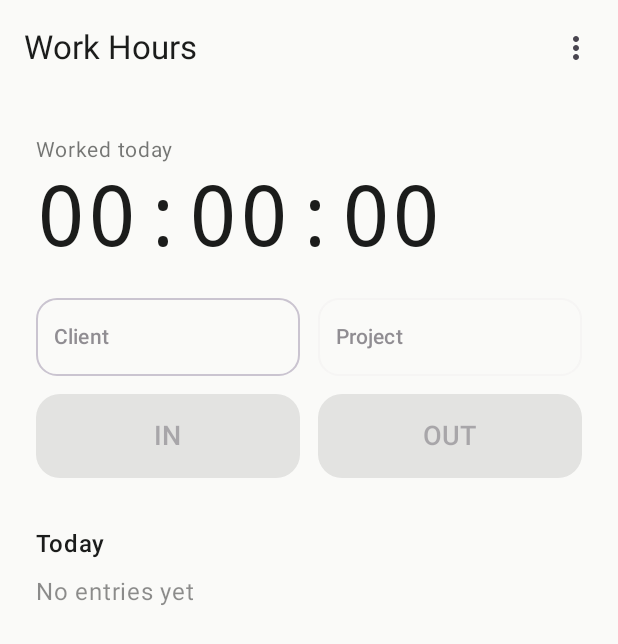
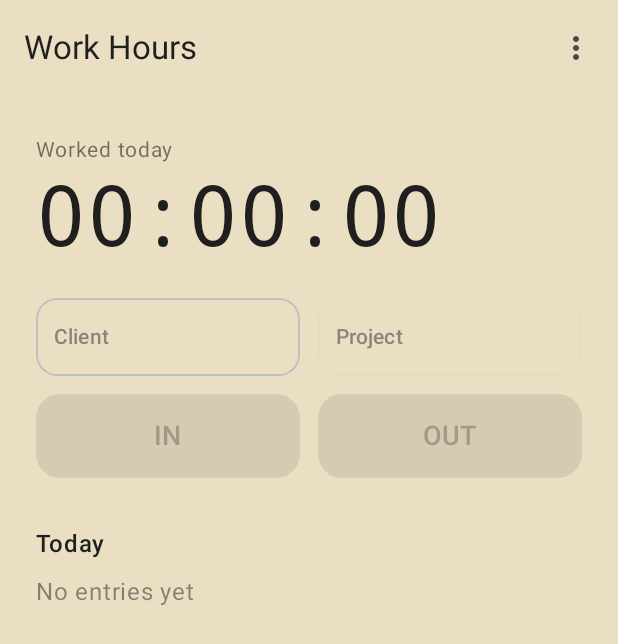
Before and after one commit to mircopergreffi/worktracker, an Android app built with Jetpack Compose: the screen it shows after launch (MainActivity), on a phone screen of 412 x 824 dp. Shown: the top 644 px of the screen. Run offline under Robolectric (Android 15) with nearby library versions, the phone set to English and light mode, and no system bars; our stand-ins replace Room's generated code.

Commit message:
New light and dark themes

```diff
--- a/app/src/main/java/com/example/workhours/MainActivity.kt
+++ b/app/src/main/java/com/example/workhours/MainActivity.kt
@@ -5,11 +5,13 @@ import androidx.activity.ComponentActivity
 import androidx.activity.compose.setContent
 import androidx.activity.enableEdgeToEdge
 import androidx.activity.viewModels
-import androidx.compose.foundation.isSystemInDarkTheme
+import androidx.compose.runtime.SideEffect
 import androidx.compose.runtime.getValue
+import androidx.compose.ui.platform.LocalView
+import androidx.core.view.WindowCompat
 import androidx.lifecycle.compose.collectAsStateWithLifecycle
+import com.example.workhours.ui.AppRoot
 import com.example.workhours.ui.AppTheme
-import com.example.workhours.ui.AppRoot
 
 class MainActivity : ComponentActivity() {
     private val vm: MainViewModel by viewModels()
@@ -18,8 +20,16 @@ class MainActivity : ComponentActivity() {
         super.onCreate(savedInstanceState)
         enableEdgeToEdge()
         setContent {
-            val dark by vm.dark.collectAsStateWithLifecycle()
-            val isDark = dark ?: isSystemInDarkTheme()
+            val isDark by vm.dark.collectAsStateWithLifecycle()
+
+            // The theme is chosen in the app, not by the system: keep status / navigation bar icons readable.
+            val view = LocalView.current
+            SideEffect {
+                val controller = WindowCompat.getInsetsController(window, view)
+                controller.isAppearanceLightStatusBars = !isDark
+                controller.isAppearanceLightNavigationBars = !isDark
+            }
+
             AppTheme(isDark) { AppRoot(vm, isDark) }
         }
     }
--- a/app/src/main/java/com/example/workhours/MainViewModel.kt
+++ b/app/src/main/java/com/example/workhours/MainViewModel.kt
@@ -46,9 +46,9 @@ class MainViewModel(app: Application) : AndroidViewModel(app) {
     private val timeFmt = DateTimeFormatter.ofPattern("HH:mm:ss")
 
     // ---------- theme ----------
-    // null = follow system until the user picks something
-    private val _dark = MutableStateFlow(if (prefs.contains("dark")) prefs.getBoolean("dark", false) else null)
-    val dark: StateFlow<Boolean?> = _dark
+    // The light theme is the default.
+    private val _dark = MutableStateFlow(prefs.getBoolean("dark", false))
+    val dark: StateFlow<Boolean> = _dark
 
     fun setDark(value: Boolean) {
         prefs.edit().putBoolean("dark", value).apply()
--- a/app/src/main/java/com/example/workhours/ui/Theme.kt
+++ b/app/src/main/java/com/example/workhours/ui/Theme.kt
@@ -6,17 +6,48 @@ import androidx.compose.material3.lightColorScheme
 import androidx.compose.runtime.Composable
 import androidx.compose.ui.graphics.Color
 
+/**
+ * Light: the colors of the app icon. Beige dial as background, black as the main color
+ * (IN button, like the black pushers), red for OUT (like the red pusher), steel for outlines.
+ */
 private val Light = lightColorScheme(
-    primary = Color(0xFF1F6F5C), onPrimary = Color.White,
-    background = Color(0xFFFAFAF8), surface = Color(0xFFFAFAF8),
-    onBackground = Color(0xFF1B1C1B), onSurface = Color(0xFF1B1C1B),
-    secondary = Color(0xFFB3472F), surfaceVariant = Color(0xFFEDEEEA)
+    primary = Color(0xFF1F1F1F), onPrimary = Color(0xFFEADFC3),
+    primaryContainer = Color(0xFFD9CDB0), onPrimaryContainer = Color(0xFF1F1F1F),
+    secondary = Color(0xFFC0392B), onSecondary = Color(0xFFF7F1E3),
+    secondaryContainer = Color(0xFFE8C9C2), onSecondaryContainer = Color(0xFF5B1A13),
+    tertiary = Color(0xFFBCC1C5), onTertiary = Color(0xFF1F1F1F),
+    background = Color(0xFFEADFC3), onBackground = Color(0xFF1F1F1F),
+    surface = Color(0xFFEADFC3), onSurface = Color(0xFF1F1F1F),
+    surfaceVariant = Color(0xFFF4EDDC), onSurfaceVariant = Color(0xFF4A4A46),
+    outline = Color(0xFF8F9499), outlineVariant = Color(0xFFBCC1C5),
+    error = Color(0xFFC0392B), onError = Color(0xFFF7F1E3),
+    surfaceTint = Color(0xFFEADFC3),
+    surfaceContainerLowest = Color(0xFFF9F4E8), surfaceContainerLow = Color(0xFFF1E9D6),
+    surfaceContainer = Color(0xFFF4EDDC), surfaceContainerHigh = Color(0xFFF6F0E2),
+    surfaceContainerHighest = Color(0xFFF8F3E7),
+    inverseSurface = Color(0xFF1F1F1F), inverseOnSurface = Color(0xFFEADFC3)
 )
+
+/**
+ * Dark: a black Hanhart dial. Matte black background, aged cream (lume) for text and the main color,
+ * red accent for OUT, steel gray for outlines.
+ */
 private val Dark = darkColorScheme(
-    primary = Color(0xFF6FD3B8), onPrimary = Color(0xFF00382C),
-    background = Color(0xFF121413), surface = Color(0xFF121413),
-    onBackground = Color(0xFFE3E4E1), onSurface = Color(0xFFE3E4E1),
-    secondary = Color(0xFFFFB4A1), surfaceVariant = Color(0xFF232624)
+    primary = Color(0xFFEADFC3), onPrimary = Color(0xFF1A1A18),
+    primaryContainer = Color(0xFF3A372E), onPrimaryContainer = Color(0xFFEADFC3),
+    secondary = Color(0xFFD9473A), onSecondary = Color(0xFF121314),
+    secondaryContainer = Color(0xFF5A201A), onSecondaryContainer = Color(0xFFFFDAD4),
+    tertiary = Color(0xFF8A9096), onTertiary = Color(0xFF121314),
+    background = Color(0xFF121314), onBackground = Color(0xFFEADFC3),
+    surface = Color(0xFF121314), onSurface = Color(0xFFEADFC3),
+    surfaceVariant = Color(0xFF1F2123), onSurfaceVariant = Color(0xFFB5AFA0),
+    outline = Color(0xFF6B7075), outlineVariant = Color(0xFF3B3E41),
+    error = Color(0xFFE0584B), onError = Color(0xFF1A0000),
+    surfaceTint = Color(0xFF121314),
+    surfaceContainerLowest = Color(0xFF0D0E0F), surfaceContainerLow = Color(0xFF17181A),
+    surfaceContainer = Color(0xFF1B1D1F), surfaceContainerHigh = Color(0xFF232527),
+    surfaceContainerHighest = Color(0xFF2B2D30),
+    inverseSurface = Color(0xFFEADFC3), inverseOnSurface = Color(0xFF1F1F1F)
 )
 
 @Composable
--- a/app/src/main/res/values/themes.xml
+++ b/app/src/main/res/values/themes.xml
@@ -1,3 +1,5 @@
 <resources>
-    <style name="Theme.WorkHours" parent="android:Theme.Material.Light.NoActionBar" />
+    <style name="Theme.WorkHours" parent="android:Theme.Material.Light.NoActionBar">
+        <item name="android:windowBackground">#EADFC3</item>
+    </style>
 </resources>
```
Also changed, not shown: 7 other files.
